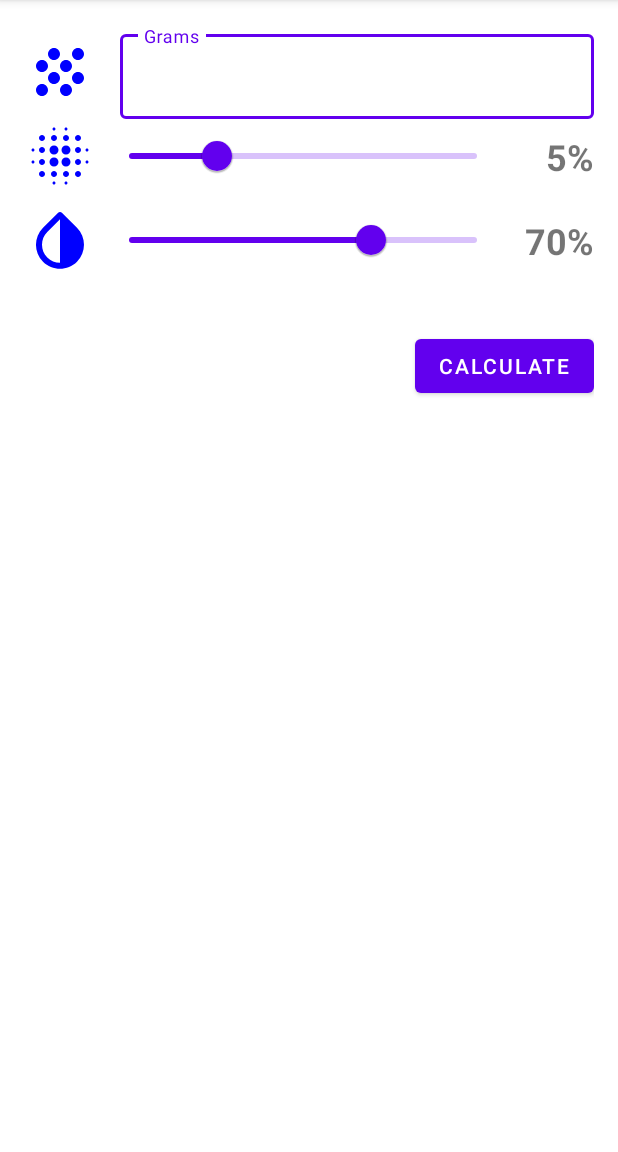
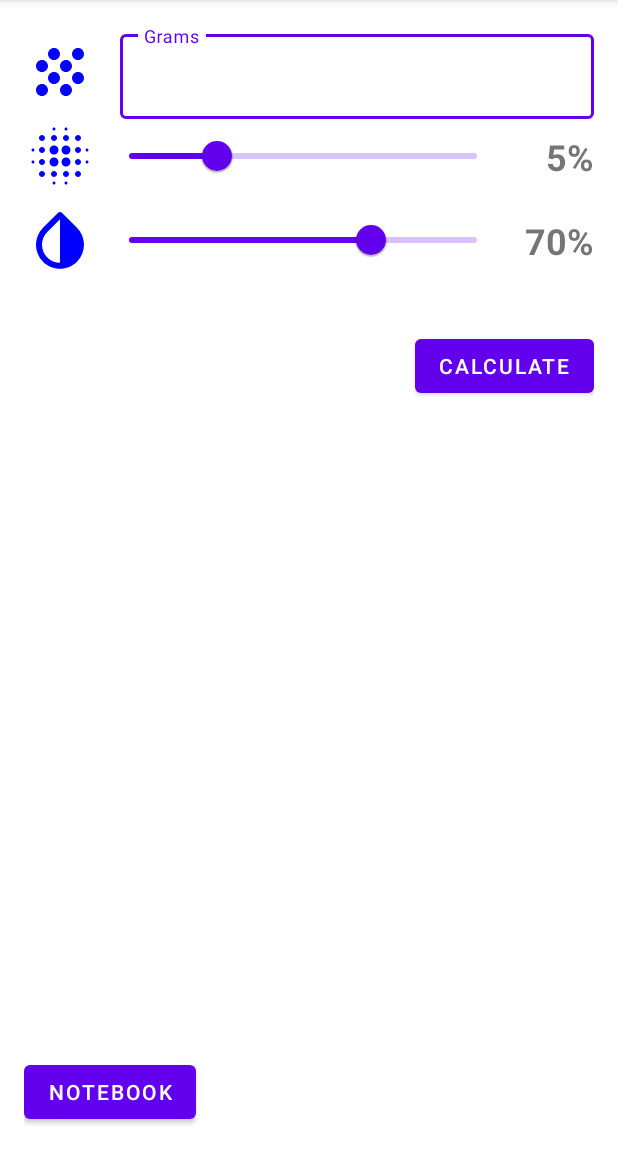
Before and after one commit to corneliudascalu/bread-journey-android, an Android app: the screen it shows after launch (MainActivity), on a phone screen of 412 x 824 dp, the part 84-1236 px from its top. Run offline under Robolectric (Android 15) with nearby library versions, the phone set to English and light mode, and no system bars.

Commit message:
Stub notebook fragment

```diff
--- a/app/src/main/java/com/corneliudascalu/bakerjourney/CalculatorFragment.kt
+++ b/app/src/main/java/com/corneliudascalu/bakerjourney/CalculatorFragment.kt
@@ -25,8 +25,11 @@ class CalculatorFragment : Fragment(R.layout.fragment_calculator) {
                     (binding.waterSlider.value.toInt() / 100.0).toFloat(),
                     binding.starterSlider.value / 100
                 )
-                parentFragmentManager.navigateToRecipe(parentFragmentManager, breadPreferences)
+                parentFragmentManager.navigateToRecipe(breadPreferences)
             }
         }
+
+        // TODO Bottom nav
+        binding.notebookButton.setOnClickListener { parentFragmentManager.navigateToLog() }
     }
 }
--- a/app/src/main/java/com/corneliudascalu/bakerjourney/MainActivity.kt
+++ b/app/src/main/java/com/corneliudascalu/bakerjourney/MainActivity.kt
@@ -11,6 +11,6 @@ class MainActivity : AppCompatActivity() {
         val binding = ActivityMainBinding.inflate(layoutInflater)
         setContentView(binding.root)
 
-        supportFragmentManager.navigateToCalculator(supportFragmentManager)
+        supportFragmentManager.navigateToCalculator()
     }
 }
--- a/app/src/main/java/com/corneliudascalu/bakerjourney/Navigator.kt
+++ b/app/src/main/java/com/corneliudascalu/bakerjourney/Navigator.kt
@@ -3,19 +3,27 @@ package com.corneliudascalu.bakerjourney
 import androidx.core.os.bundleOf
 import androidx.fragment.app.FragmentManager
 import androidx.fragment.app.commit
+import com.corneliudascalu.bakerjourney.log.LogFragment
 import com.corneliudascalu.bakerjourney.recipe.RecipeFragment
 
-fun FragmentManager.navigateToCalculator(fragmentManager: FragmentManager) {
-    fragmentManager.commit {
+fun FragmentManager.navigateToCalculator() {
+    commit {
         replace(R.id.container, CalculatorFragment())
     }
 }
 
-fun FragmentManager.navigateToRecipe(fragmentManager: FragmentManager, doughChoices: DoughChoices) {
-    fragmentManager.commit {
+fun FragmentManager.navigateToRecipe(doughChoices: DoughChoices) {
+    commit {
         val recipeFragment = RecipeFragment()
         recipeFragment.arguments = bundleOf(KEY_DOUGH_CHOICES to doughChoices)
         replace(R.id.container, recipeFragment)
         addToBackStack(null)
     }
 }
+
+fun FragmentManager.navigateToLog() {
+    commit {
+        replace(R.id.container, LogFragment())
+        addToBackStack(null)
+    }
+}
--- /dev/null
+++ b/app/src/main/java/com/corneliudascalu/bakerjourney/log/LogEntry.kt
@@ -0,0 +1,3 @@
+package com.corneliudascalu.bakerjourney.log
+
+data class LogEntry(val description: String)
--- a/app/src/main/java/com/corneliudascalu/bakerjourney/recipe/RecipeFragment.kt
+++ b/app/src/main/java/com/corneliudascalu/bakerjourney/recipe/RecipeFragment.kt
@@ -9,9 +9,11 @@ import android.view.View
 import android.widget.Toast
 import androidx.annotation.StringRes
 import androidx.fragment.app.Fragment
+import androidx.fragment.app.commit
 import androidx.recyclerview.widget.LinearLayoutManager
 import com.corneliudascalu.bakerjourney.*
 import com.corneliudascalu.bakerjourney.databinding.FragmentRecipeBinding
+import com.corneliudascalu.bakerjourney.log.LogFragment
 
 class RecipeFragment : Fragment(R.layout.fragment_recipe) {
 
@@ -55,7 +57,9 @@ class RecipeFragment : Fragment(R.layout.fragment_recipe) {
 
         }
 
-        binding.startLogEntryButton.setOnClickListener { Toast.makeText(requireContext(), "TODO Start a new log entry", Toast.LENGTH_SHORT).show() }
+        binding.startLogEntryButton.setOnClickListener {
+            parentFragmentManager.navigateToLog()
+        }
     }
 
     // TODO Create a full fledged data class to hold recipe step information
--- a/app/src/main/res/layout/fragment_calculator.xml
+++ b/app/src/main/res/layout/fragment_calculator.xml
@@ -114,4 +114,12 @@
         app:layout_constraintEnd_toEndOf="parent"
         app:layout_constraintTop_toBottomOf="@id/waterIcon" />
 
+    <com.google.android.material.button.MaterialButton
+        android:id="@+id/notebookButton"
+        android:layout_width="wrap_content"
+        android:layout_height="wrap_content"
+        android:text="Notebook"
+        app:layout_constraintBottom_toBottomOf="parent"
+        app:layout_constraintStart_toStartOf="parent" />
+
 </androidx.constraintlayout.widget.ConstraintLayout>
```
Also changed, not shown: app/src/main/java/com/corneliudascalu/bakerjourney/log/LogAdapter.kt (added, +26 -0 lines), app/src/main/java/com/corneliudascalu/bakerjourney/log/LogFragment.kt (added, +41 -0 lines), app/src/main/java/com/corneliudascalu/bakerjourney/log/LogItemViewHolder.kt (added, +16 -0 lines), app/src/main/res/layout/fragment_log.xml (added, +10 -0 lines), app/src/main/res/layout/list_item_log_entry.xml (added, +14 -0 lines).
